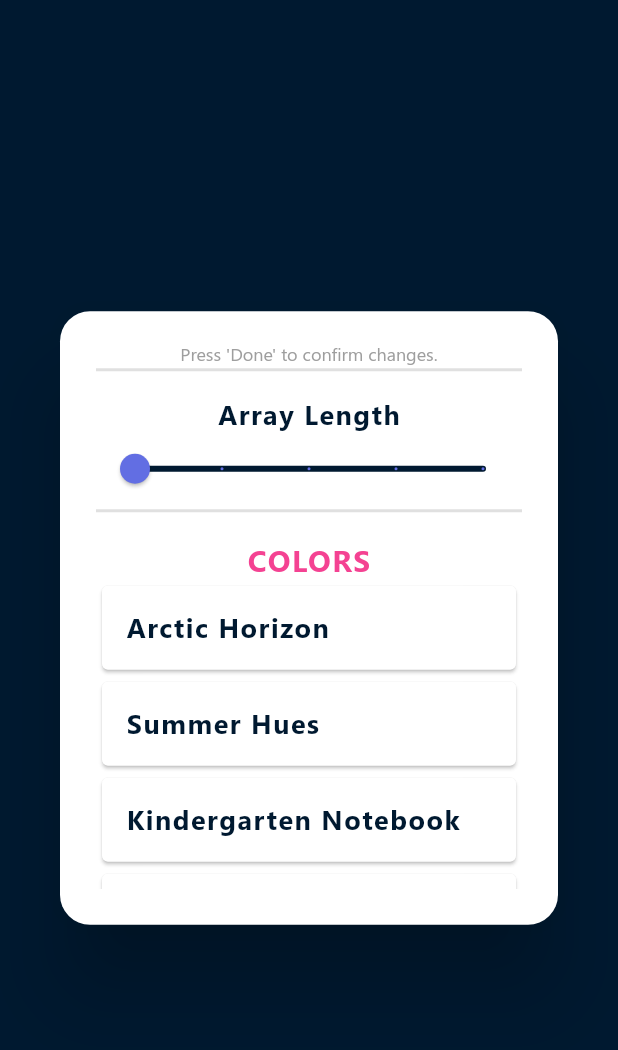
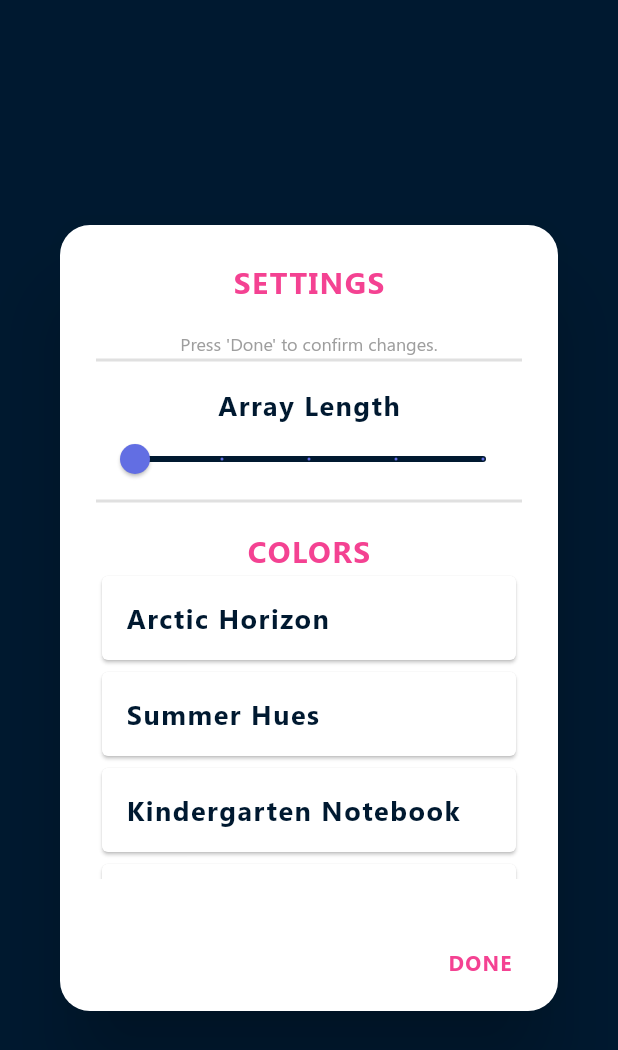
Before and after one commit to parzuko/AlgoVisualizer, a Flutter app: the SettingsDialog widget shown alone on an empty page, opened directly with empty values, on a phone screen of 412 x 824 dp. Shown: the top 1050 px of the screen. Run offline on Flutter 3.47's test engine with Material 2 defaults, Android fonts, the phone set to English and light mode, and no system bars.

Commit message:
Add Settings Page Method

```diff
--- a/algo_visual/lib/screens/settings.dart
+++ b/algo_visual/lib/screens/settings.dart
@@ -47,6 +47,11 @@ class _SettingsDialogState extends State<SettingsDialog> {
       shape: RoundedRectangleBorder(
         borderRadius: BorderRadius.all(
           Radius.circular(20.0),
+        ),
+      ),
+      title: Center(
+        child: Text(
+          'SETTINGS',
         ),
       ),
       content: Column(
@@ -140,6 +145,25 @@ class _SettingsDialogState extends State<SettingsDialog> {
           ),
         ],
       ),
+      actions: <Widget>[
+        FlatButton(
+          onPressed: () {
+            // Use the second argument of Navigator.pop(...) to pass
+            // back a result to the page that opened the dialog
+            Navigator.pop(context, [_sizeOfArray, currentTheme]);
+          },
+          child: Text(
+            'DONE',
+            style: TextStyle(
+              color: Palette.brightText,
+              fontSize: 14.0,
+              fontWeight: FontWeight.bold,
+              fontFamily: 'Segoe UI',
+              letterSpacing: 0.8,
+            ),
+          ),
+        )
+      ],
     );
   }
 }
```
Also changed, not shown: algo_visual/lib/screens/home_screen.dart (+24 -1 lines).
